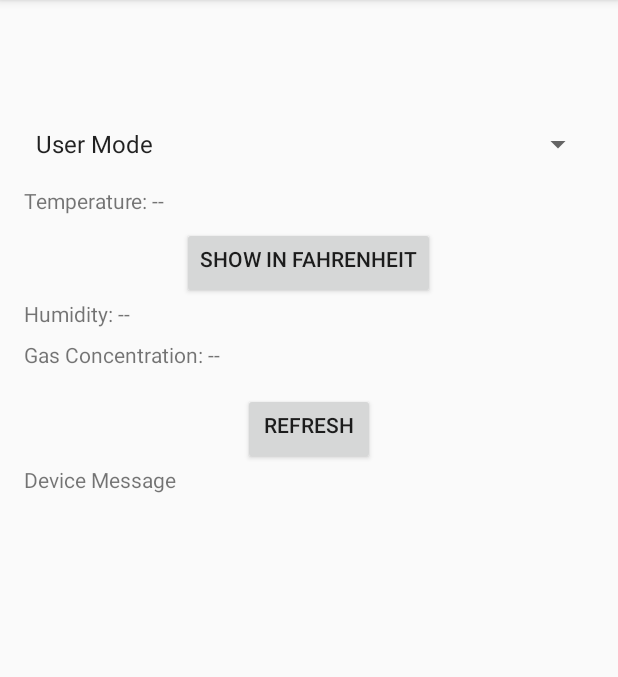
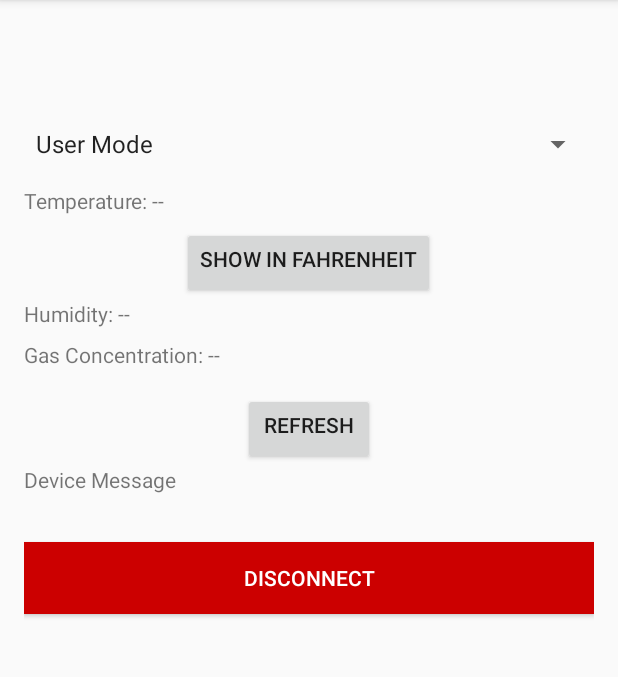
Before and after one commit to y-varde/SmartHomeMonitoringSystem, an Android app: the DeviceDetailActivity screen opened directly, with no data from a screen before it, on a phone screen of 412 x 824 dp, the part 84-761 px from its top. Run offline under Robolectric (Android 15) with nearby library versions, the phone set to English and light mode, and no system bars; 1 statement that could not run was skipped.

Commit message:
added a disconnect button

```diff
--- a/app/src/main/res/layout/activity_device_detail.xml
+++ b/app/src/main/res/layout/activity_device_detail.xml
@@ -165,5 +165,16 @@
             android:layout_height="wrap_content"
             android:text="Device Message"
             android:paddingBottom="16dp"/>
+
+        <Button
+            android:id="@+id/btnDisconnect"
+            android:layout_width="match_parent"
+            android:layout_height="wrap_content"
+            android:text="Disconnect"
+            android:textColor="@android:color/white"
+            android:background="@android:color/holo_red_dark"
+            android:layout_gravity="center_horizontal"
+            android:layout_marginTop="16dp"
+            android:layout_marginBottom="16dp"/>
     </LinearLayout>
 </ScrollView>
```
Also changed, not shown: app/src/main/java/com/example/cv/eeepois/DeviceDetailActivity.java (+23 -0 lines).
